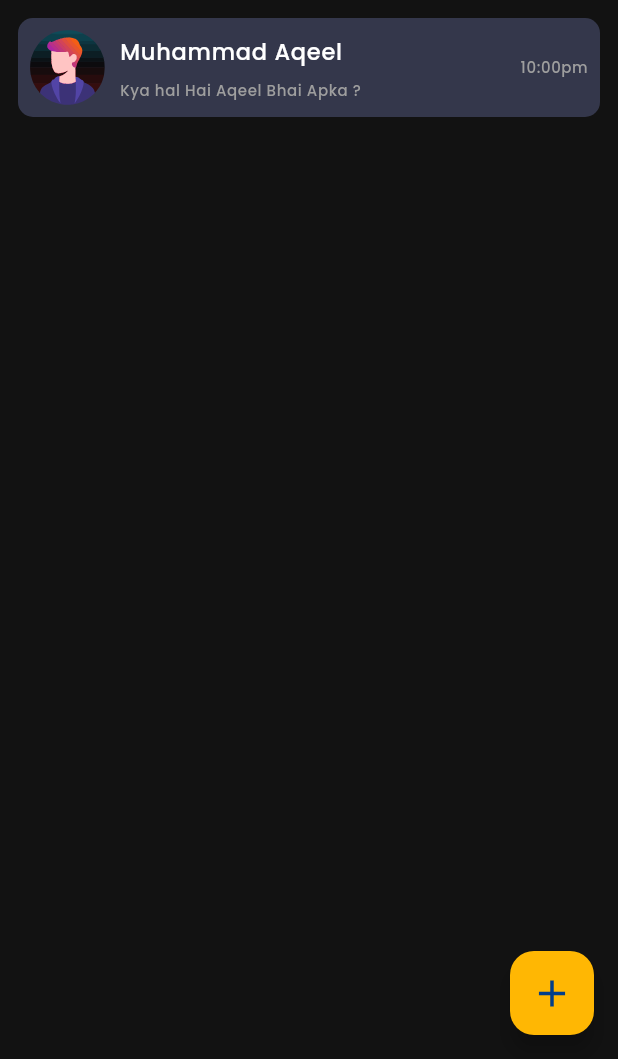
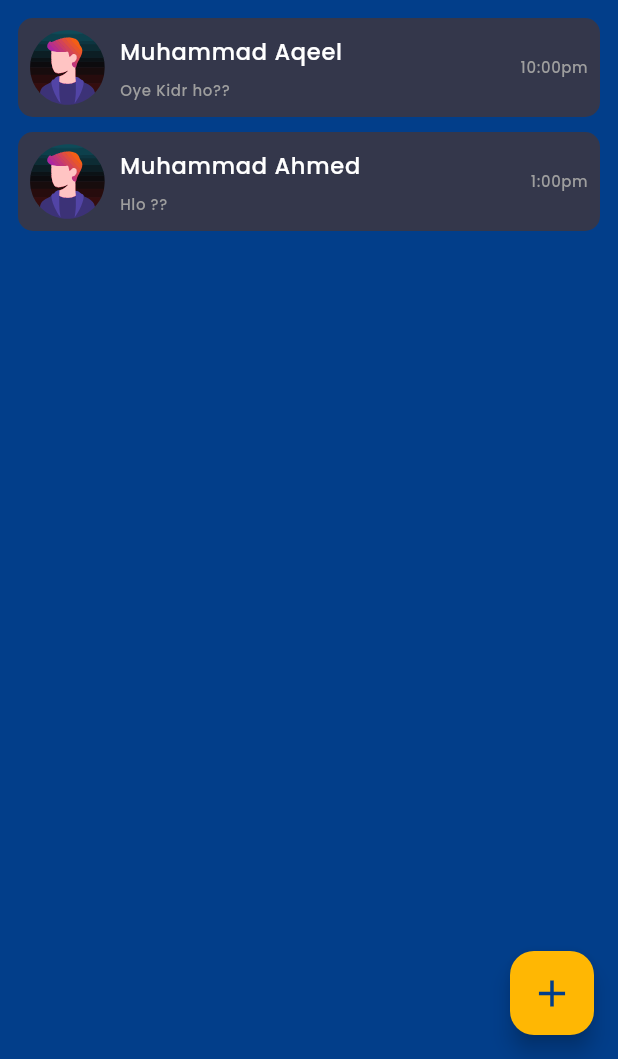
Before and after one commit to IM-AQEEL/Chat_app, a Flutter app: the Home screen opened by its route, on a phone screen of 412 x 824 dp, the part 177-1236 px from its top. Run offline on Flutter 3.47's test engine with Material 3 defaults, Android fonts, the phone set to English and light mode, and no system bars; our stand-ins replace flutter_svg, get, slide_to_act.

Commit message:
Mesage Container Done, App Bar Done

```diff
--- a/lib/config/pagepath.dart
+++ b/lib/config/pagepath.dart
@@ -1,5 +1,6 @@
 import 'package:chat_app/pages/AuthPages/authpage.dart';
 import 'package:chat_app/pages/HomePage/home.dart';
+import 'package:chat_app/pages/chat/chatpage.dart';
 import 'package:get/route_manager.dart';
 
 var pagepath = [
@@ -14,4 +15,9 @@ var pagepath = [
     page: () => Home(),
     transition: Transition.rightToLeft,
   ),
+  GetPage(
+    name: "/chatpage",
+    page: () => Chatpage(),
+    transition: Transition.rightToLeft,
+  ),
 ];
--- a/lib/config/theme.dart
+++ b/lib/config/theme.dart
@@ -5,6 +5,16 @@ var lighttheme = ThemeData();
 var darktheme = ThemeData(
   brightness: Brightness.dark,
   useMaterial3: true,
+  appBarTheme: AppBarTheme(
+    backgroundColor: dContainerColor,
+    titleTextStyle: TextStyle(
+      fontSize: 20,
+
+      fontFamily: "Poppins",
+      fontWeight: FontWeight.w600,
+    ),
+    iconTheme: IconThemeData(color: Colors.white),
+  ),
   colorScheme: ColorScheme.dark(
     //
     primary: dprimaryColor,
--- a/lib/main.dart
+++ b/lib/main.dart
@@ -1,6 +1,6 @@
 import 'package:chat_app/config/pagepath.dart';
 import 'package:chat_app/config/theme.dart';
-import 'package:chat_app/pages/HomePage/home.dart';
+import 'package:chat_app/widgets/welcome/welcome.dart';
 import 'package:flutter/material.dart';
 import 'package:get/get_navigation/src/root/get_material_app.dart';
 
@@ -20,7 +20,7 @@ class MyApp extends StatelessWidget {
       title: 'Flutter Demo',
       darkTheme: darktheme,
       themeMode: ThemeMode.dark,
-      home: Home(),
+      home: Welcome(),
     );
   }
 }
--- a/lib/pages/AuthPages/widget/authpagebody.dart
+++ b/lib/pages/AuthPages/widget/authpagebody.dart
@@ -1,5 +1,4 @@
 import 'package:flutter/material.dart';
-import 'package:get/get_core/src/get_main.dart';
 import 'package:get/get_rx/src/rx_types/rx_types.dart';
 import 'package:get/get_state_manager/src/rx_flutter/rx_obx_widget.dart';
 import 'package:get/route_manager.dart';
--- a/lib/pages/HomePage/home.dart
+++ b/lib/pages/HomePage/home.dart
@@ -1,5 +1,5 @@
 import 'package:chat_app/config/AssetsImages.dart';
-import 'package:chat_app/pages/HomePage/widget_chat_page/chat_page_body.dart';
+import 'package:chat_app/pages/HomePage/widget_chat_page/chatView.dart';
 import 'package:flutter/material.dart';
 import 'package:flutter_svg/svg.dart';
 import 'package:flutter/gestures.dart';
@@ -23,7 +23,7 @@ class _HomeState extends State<Home> with SingleTickerProviderStateMixin {
   @override
   Widget build(BuildContext context) {
     return Scaffold(
-      backgroundColor: Theme.of(context).colorScheme.background,
+      backgroundColor: Theme.of(context).colorScheme.surface,
       appBar: AppBar(
         backgroundColor: Theme.of(context).colorScheme.primaryContainer,
         toolbarHeight: 70,
--- a/lib/pages/HomePage/widget_chat_page/chatTile.dart
+++ b/lib/pages/HomePage/widget_chat_page/chatTile.dart
@@ -1,15 +1,34 @@
-import 'package:chat_app/config/AssetsImages.dart';
+// Created by Muhammad Aqeel on 24/04/2025.
 import 'package:flutter/material.dart';
 import 'package:flutter_svg/svg.dart';
+import 'package:get/route_manager.dart';
 
 class Chattile extends StatelessWidget {
-  const Chattile({super.key});
+  final String image;
+  final String name;
+  final String message;
+  final String time;
+  const Chattile({
+    super.key,
+    required this.name,
+    required this.message,
+    required this.time,
+    required this.image,
+  });
 
   @override
   Widget build(BuildContext context) {
-    return Column(
+    return SingleChildScrollView(
+      scrollDirection: Axis.vertical,
+      child: Column(
         children: [
-        Container(
+          InkWell(
+            onTap: () {
+              // Navigate to chat page
+              Get.toNamed('/chatpage');
+            },
+            child: Container(
+              margin: const EdgeInsets.only(bottom: 10),
               decoration: BoxDecoration(
                 borderRadius: BorderRadius.circular(10),
                 color: Theme.of(context).colorScheme.primaryContainer,
@@ -21,19 +40,19 @@ class Chattile extends StatelessWidget {
                   children: [
                     Row(
                       children: [
-                    SvgPicture.asset(Assetsimages.manimage, height: 50),
+                        SvgPicture.asset(image, height: 50),
                         Padding(
                           padding: const EdgeInsets.only(left: 10.0),
                           child: Column(
                             crossAxisAlignment: CrossAxisAlignment.start,
                             children: [
                               Text(
-                            'Muhammad Aqeel',
+                                '$name',
                                 style: Theme.of(context).textTheme.bodyLarge,
                               ),
                               SizedBox(height: 8),
                               Text(
-                            'Kya hal Hai Aqeel Bhai Apka ?',
+                                '$message?',
                                 style: Theme.of(context).textTheme.bodySmall,
                               ),
                             ],
@@ -42,12 +61,14 @@ class Chattile extends StatelessWidget {
                       ],
                     ),
 
-                Text('10:00pm', style: Theme.of(context).textTheme.bodySmall),
+                    Text('$time', style: Theme.of(context).textTheme.bodySmall),
                   ],
                 ),
               ),
             ),
+          ),
         ],
+      ),
     );
   }
 }
--- /dev/null
+++ b/lib/pages/HomePage/widget_chat_page/chatView.dart
@@ -0,0 +1,30 @@
+import 'package:chat_app/config/AssetsImages.dart';
+import 'package:chat_app/pages/HomePage/widget_chat_page/chatTile.dart';
+import 'package:flutter/material.dart';
+
+class ChatPageBody extends StatelessWidget {
+  const ChatPageBody({super.key});
+
+  @override
+  Widget build(BuildContext context) {
+    return Padding(
+      padding: const EdgeInsets.symmetric(horizontal: 12.0, vertical: 12),
+      child: ListView(
+        children: [
+          Chattile(
+            name: 'Muhammad Aqeel',
+            message: 'Oye Kidr ho?',
+            time: '10:00pm',
+            image: Assetsimages.manimage,
+          ),
+          Chattile(
+            name: 'Muhammad Ahmed',
+            message: 'Hlo ?',
+            time: '1:00pm',
+            image: Assetsimages.manimage,
+          ),
+        ],
+      ),
+    );
+  }
+}
--- a/lib/pages/HomePage/widget_chat_page/chat_page_body.dart
+++ /dev/null
@@ -1,14 +0,0 @@
-import 'package:chat_app/pages/HomePage/widget_chat_page/chatTile.dart';
-import 'package:flutter/material.dart';
-
-class ChatPageBody extends StatelessWidget {
-  const ChatPageBody({super.key});
-
-  @override
-  Widget build(BuildContext context) {
-    return Padding(
-      padding: const EdgeInsets.symmetric(horizontal: 12.0, vertical: 12),
-      child: ListView(children: [Chattile()]),
-    );
-  }
-}
```
Also changed, not shown: lib/pages/chat/chatBubble.dart (added, +33 -0 lines), lib/pages/chat/chatpage.dart (added, +65 -0 lines). Lines whose indentation alone changed are shown as unchanged.
